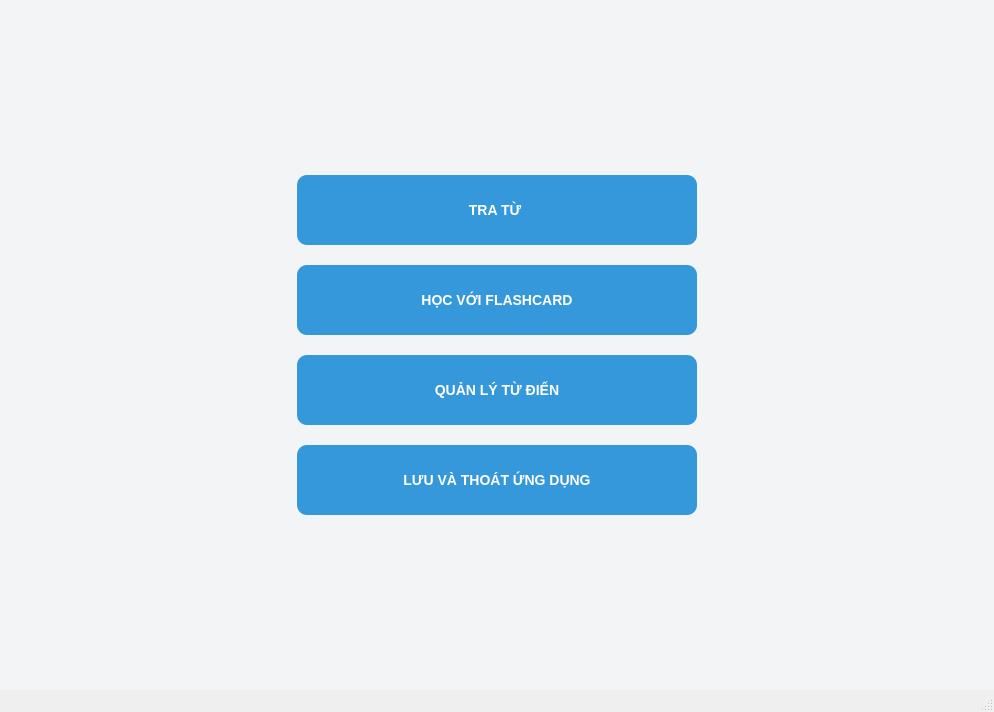
Qt form mainwindow.ui (thinhkune7/VibeEngLish) before a commit.
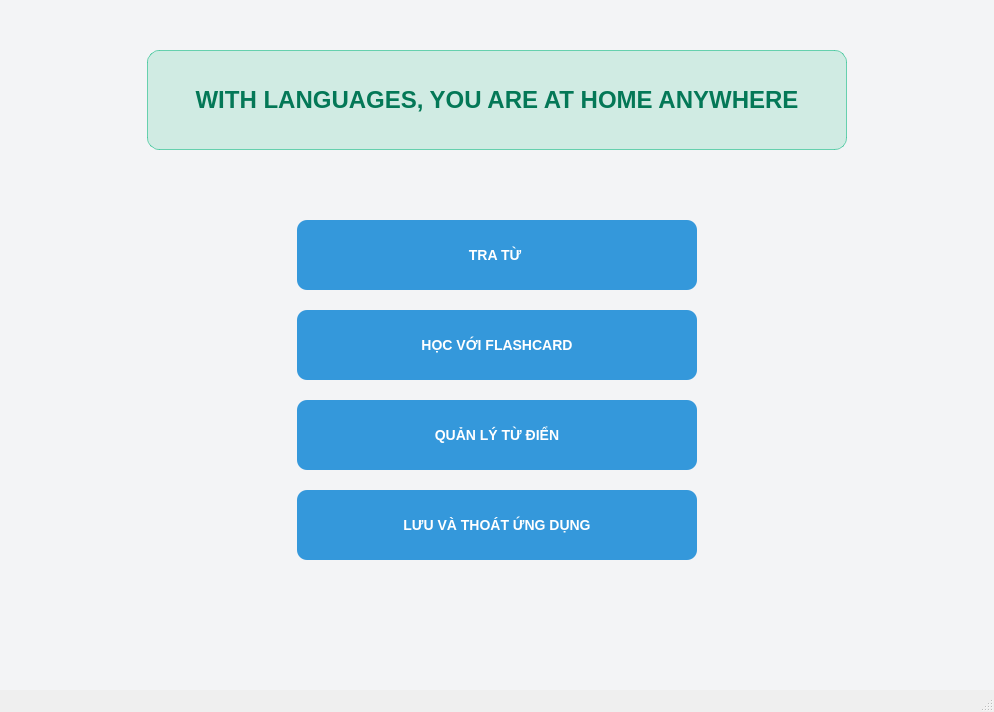
The same form after that commit. The open tabs and pages were chosen to show the change.

Commit message: hoanf thien

The edit to the form file:
```diff
--- a/mainwindow.ui
+++ b/mainwindow.ui
@@ -32,16 +32,106 @@
        <number>9</number>
       </property>
       <widget class="QWidget" name="p0_menu_chinh">
-       <layout class="QHBoxLayout" name="horizontalLayout_9">
+       <layout class="QVBoxLayout" name="verticalLayout_20">
         <item>
-         <spacer name="horizontalSpacer_7">
+         <spacer name="verticalSpacer_23">
           <property name="orientation">
-           <enum>Qt::Orientation::Horizontal</enum>
+           <enum>Qt::Orientation::Vertical</enum>
           </property>
           <property name="sizeHint" stdset="0">
            <size>
-            <width>40</width>
-            <height>20</height>
+            <width>20</width>
+            <height>40</height>
+           </size>
+          </property>
+         </spacer>
+        </item>
+        <item>
+         <layout class="QHBoxLayout" name="horizontalLayout_7">
+          <item>
+           <spacer name="horizontalSpacer_7">
+            <property name="orientation">
+             <enum>Qt::Orientation::Horizontal</enum>
+            </property>
+            <property name="sizeHint" stdset="0">
+             <size>
+              <width>40</width>
+              <height>20</height>
+             </size>
+            </property>
+           </spacer>
+          </item>
+          <item>
+           <widget class="QLabel" name="label">
+            <property name="minimumSize">
+             <size>
+              <width>700</width>
+              <height>100</height>
+             </size>
+            </property>
+            <property name="maximumSize">
+             <size>
+              <width>700</width>
+              <height>100</height>
+             </size>
+            </property>
+            <property name="styleSheet">
+             <string notr="true">QLabel {
+    background-color: rgba(16, 185, 129, 40);
+    border: 1px solid rgba(16, 185, 129, 150);
+    border-radius: 12px;
+    color: #047857;
+    font-size: 24px;
+    font-weight: bold;
+    font-family: Arial, sans-serif;
+    padding: 10px 20px;
+}</string>
+            </property>
+            <property name="text">
+             <string>WITH LANGUAGES, YOU ARE AT HOME ANYWHERE</string>
+            </property>
+            <property name="alignment">
+             <set>Qt::AlignmentFlag::AlignCenter</set>
+            </property>
+           </widget>
+          </item>
+          <item>
+           <spacer name="horizontalSpacer_8">
+            <property name="orientation">
+             <enum>Qt::Orientation::Horizontal</enum>
+            </property>
+            <property name="sizeHint" stdset="0">
+             <size>
+              <width>40</width>
+              <height>20</height>
+             </size>
+            </property>
+           </spacer>
+          </item>
+         </layout>
+        </item>
+        <item>
+         <spacer name="verticalSpacer_7">
+          <property name="orientation">
+           <enum>Qt::Orientation::Vertical</enum>
+          </property>
+          <property name="sizeHint" stdset="0">
+           <size>
+            <width>20</width>
+            <height>40</height>
+           </size>
+          </property>
+         </spacer>
+        </item>
+        <item>
+         <spacer name="verticalSpacer_24">
+          <property name="orientation">
+           <enum>Qt::Orientation::Vertical</enum>
+          </property>
+          <property name="sizeHint" stdset="0">
+           <size>
+            <width>20</width>
+            <height>40</height>
            </size>
           </property>
          </spacer>
@@ -51,20 +141,7 @@
           <property name="spacing">
            <number>20</number>
           </property>
-          <item>
-           <spacer name="verticalSpacer_8">
-            <property name="orientation">
-             <enum>Qt::Orientation::Vertical</enum>
-            </property>
-            <property name="sizeHint" stdset="0">
-             <size>
-              <width>20</width>
-              <height>40</height>
-             </size>
-            </property>
-           </spacer>
-          </item>
-          <item>
+          <item alignment="Qt::AlignmentFlag::AlignHCenter">
            <widget class="QPushButton" name="btn_tra_tu">
             <property name="sizePolicy">
              <sizepolicy hsizetype="Minimum" vsizetype="Fixed">
@@ -107,7 +184,7 @@
             </property>
            </widget>
           </item>
-          <item>
+          <item alignment="Qt::AlignmentFlag::AlignHCenter">
            <widget class="QPushButton" name="btn_flashcard">
             <property name="minimumSize">
              <size>
@@ -144,7 +221,7 @@
             </property>
            </widget>
           </item>
-          <item>
+          <item alignment="Qt::AlignmentFlag::AlignHCenter">
            <widget class="QPushButton" name="btn_quan_ly_tu_dien">
             <property name="minimumSize">
              <size>
@@ -181,7 +258,7 @@
             </property>
            </widget>
           </item>
-          <item>
+          <item alignment="Qt::AlignmentFlag::AlignHCenter">
            <widget class="QPushButton" name="btn_save_close">
             <property name="minimumSize">
              <size>
@@ -219,7 +296,33 @@
            </widget>
           </item>
           <item>
-           <spacer name="verticalSpacer_7">
+           <spacer name="verticalSpacer_26">
+            <property name="orientation">
+             <enum>Qt::Orientation::Vertical</enum>
+            </property>
+            <property name="sizeHint" stdset="0">
+             <size>
+              <width>20</width>
+              <height>40</height>
+             </size>
+            </property>
+           </spacer>
+          </item>
+          <item>
+           <spacer name="verticalSpacer_25">
+            <property name="orientation">
+             <enum>Qt::Orientation::Vertical</enum>
+            </property>
+            <property name="sizeHint" stdset="0">
+             <size>
+              <width>20</width>
+              <height>40</height>
+             </size>
+            </property>
+           </spacer>
+          </item>
+          <item>
+           <spacer name="verticalSpacer_8">
             <property name="orientation">
              <enum>Qt::Orientation::Vertical</enum>
             </property>
@@ -233,19 +336,6 @@
           </item>
          </layout>
         </item>
-        <item>
-         <spacer name="horizontalSpacer_8">
-          <property name="orientation">
-           <enum>Qt::Orientation::Horizontal</enum>
-          </property>
-          <property name="sizeHint" stdset="0">
-           <size>
-            <width>40</width>
-            <height>20</height>
-           </size>
-          </property>
-         </spacer>
-        </item>
        </layout>
       </widget>
       <widget class="QWidget" name="p1_tra_tu">
```
Left out of the diff: 2 changed lines with no effect on the pictures. The commit also changes 1 other file.
